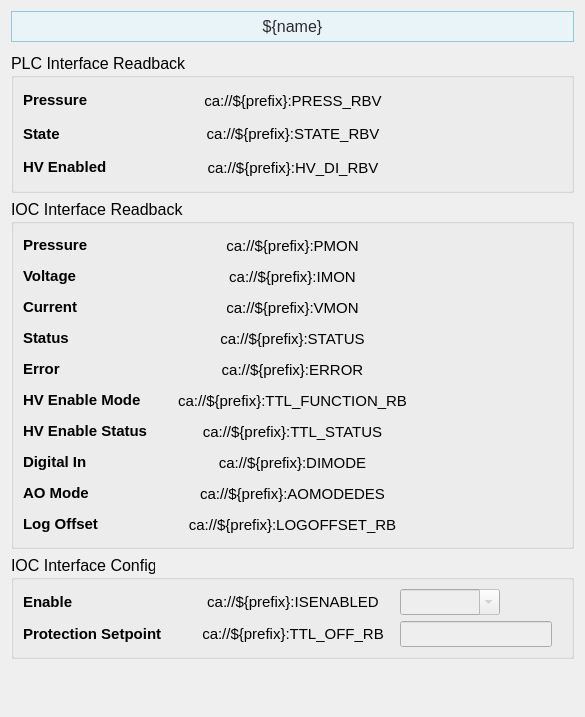
Old version of the form pcdswidgets/static_ui/vacuum/pumps/PIPCombined_expert.ui in the repository pcdshub/pcdswidgets.
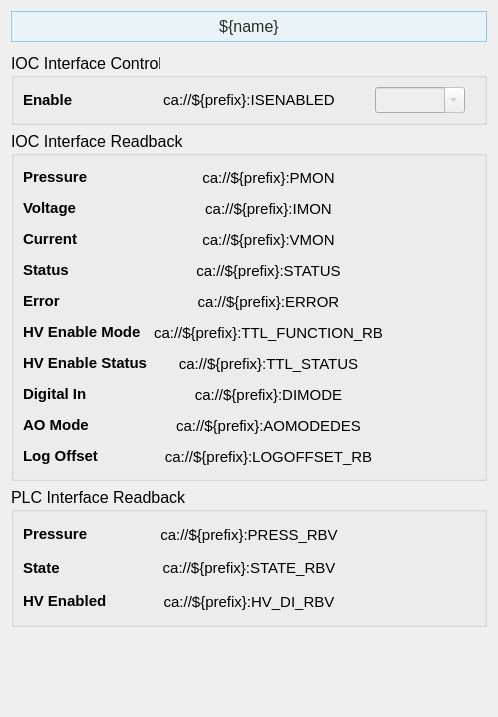
New version of the form. Custom widgets are drawn as their Qt base class.

```diff
--- a/pcdswidgets/static_ui/vacuum/pumps/PIPCombined_expert.ui
+++ b/pcdswidgets/static_ui/vacuum/pumps/PIPCombined_expert.ui
@@ -6,7 +6,7 @@
    <rect>
     <x>0</x>
     <y>0</y>
-    <width>585</width>
+    <width>498</width>
     <height>717</height>
    </rect>
   </property>
@@ -70,11 +70,11 @@
     </spacer>
    </item>
    <item>
-    <widget class="QGroupBox" name="groupBox">
+    <widget class="QGroupBox" name="groupBox_3">
      <property name="minimumSize">
       <size>
        <width>0</width>
-       <height>140</height>
+       <height>70</height>
       </size>
      </property>
      <property name="font">
@@ -83,15 +83,18 @@
       </font>
      </property>
      <property name="title">
-      <string>PLC Interface Readback</string>
+      <string>IOC Interface Control</string>
      </property>
-     <layout class="QVBoxLayout" name="verticalLayout">
+     <layout class="QVBoxLayout" name="verticalLayout_3">
       <item>
-       <layout class="QHBoxLayout" name="horizontalLayout_4" stretch="1,1,1">
+       <layout class="QHBoxLayout" name="horizontalLayout_6" stretch="1,2,1">
+        <property name="sizeConstraint">
+         <enum>QLayout::SetDefaultConstraint</enum>
+        </property>
         <item>
-         <layout class="QVBoxLayout" name="verticalLayout_11">
+         <layout class="QVBoxLayout" name="verticalLayout_16">
           <item>
-           <widget class="PyDMLabel" name="PyDMLabel_6">
+           <widget class="PyDMLabel" name="PyDMLabel_25">
             <property name="font">
              <font>
               <pointsize>11</pointsize>
@@ -101,43 +104,7 @@
              <string/>
             </property>
             <property name="text">
-             <string>&lt;html&gt;&lt;head/&gt;&lt;body&gt;&lt;p&gt;&lt;span style=&quot; font-weight:600;&quot;&gt;Pressure&lt;/span&gt;&lt;/p&gt;&lt;/body&gt;&lt;/html&gt;</string>
-            </property>
-            <property name="textFormat">
-             <enum>Qt::RichText</enum>
-            </property>
-           </widget>
-          </item>
-          <item>
-           <widget class="PyDMLabel" name="PyDMLabel_7">
-            <property name="font">
-             <font>
-              <pointsize>11</pointsize>
-             </font>
-            </property>
-            <property name="toolTip">
-             <string/>
-            </property>
-            <property name="text">
-             <string>&lt;html&gt;&lt;head/&gt;&lt;body&gt;&lt;p&gt;&lt;span style=&quot; font-weight:600;&quot;&gt;State&lt;/span&gt;&lt;/p&gt;&lt;/body&gt;&lt;/html&gt;</string>
-            </property>
-            <property name="textFormat">
-             <enum>Qt::RichText</enum>
-            </property>
-           </widget>
-          </item>
-          <item>
-           <widget class="PyDMLabel" name="PyDMLabel_8">
-            <property name="font">
-             <font>
-              <pointsize>11</pointsize>
-             </font>
-            </property>
-            <property name="toolTip">
-             <string/>
-            </property>
-            <property name="text">
-             <string>&lt;html&gt;&lt;head/&gt;&lt;body&gt;&lt;p&gt;&lt;span style=&quot; font-weight:600;&quot;&gt;HV Enabled&lt;/span&gt;&lt;/p&gt;&lt;/body&gt;&lt;/html&gt;</string>
+             <string>&lt;html&gt;&lt;head/&gt;&lt;body&gt;&lt;p&gt;&lt;span style=&quot; font-weight:600;&quot;&gt;Enable&lt;/span&gt;&lt;/p&gt;&lt;/body&gt;&lt;/html&gt;</string>
             </property>
             <property name="textFormat">
              <enum>Qt::RichText</enum>
@@ -147,9 +114,9 @@
          </layout>
         </item>
         <item>
-         <layout class="QVBoxLayout" name="verticalLayout_12">
+         <layout class="QVBoxLayout" name="verticalLayout_17">
           <item>
-           <widget class="PyDMLabel" name="PLC_Pressure_2">
+           <widget class="PyDMLabel" name="IOC_Enable_RB_3">
             <property name="font">
              <font>
               <pointsize>11</pointsize>
@@ -162,110 +129,65 @@
              <string notr="true"/>
             </property>
             <property name="text">
-             <string>ca://${prefix}:PRESS_RBV</string>
+             <string>ca://${prefix}:ISENABLED</string>
             </property>
             <property name="alignment">
              <set>Qt::AlignCenter</set>
             </property>
-            <property name="precisionFromPV">
+            <property name="channel">
+             <string>ca://${prefix}:ISENABLED</string>
+            </property>
+           </widget>
+          </item>
+         </layout>
+        </item>
+        <item>
+         <layout class="QVBoxLayout" name="verticalLayout_6">
+          <property name="leftMargin">
+           <number>10</number>
+          </property>
+          <property name="rightMargin">
+           <number>10</number>
+          </property>
+          <item>
+           <widget class="PyDMEnumComboBox" name="IOC_Enable_3">
+            <property name="enabled">
+             <bool>false</bool>
+            </property>
+            <property name="sizePolicy">
+             <sizepolicy hsizetype="Preferred" vsizetype="Minimum">
+              <horstretch>0</horstretch>
+              <verstretch>0</verstretch>
+             </sizepolicy>
+            </property>
+            <property name="maximumSize">
+             <size>
+              <width>100</width>
+              <height>100</height>
+             </size>
+            </property>
+            <property name="font">
+             <font>
+              <pointsize>11</pointsize>
+             </font>
+            </property>
+            <property name="toolTip">
+             <string/>
+            </property>
+            <property name="layoutDirection">
+             <enum>Qt::LeftToRight</enum>
+            </property>
+            <property name="styleSheet">
+             <string notr="true">background-color: rgb(238, 238, 238)</string>
+            </property>
+            <property name="editable">
              <bool>true</bool>
             </property>
-            <property name="channel">
-             <string>ca://${prefix}:PRESS_RBV</string>
+            <property name="insertPolicy">
+             <enum>QComboBox::InsertAtBottom</enum>
             </property>
-            <property name="displayFormat">
-             <enum>PyDMLabel::Exponential</enum>
-            </property>
-           </widget>
-          </item>
-          <item>
-           <widget class="PyDMLabel" name="PLC_State_2">
-            <property name="font">
-             <font>
-              <pointsize>11</pointsize>
-             </font>
-            </property>
-            <property name="toolTip">
-             <string/>
-            </property>
-            <property name="styleSheet">
-             <string notr="true"/>
-            </property>
-            <property name="text">
-             <string>ca://${prefix}:STATE_RBV</string>
-            </property>
-            <property name="alignment">
-             <set>Qt::AlignCenter</set>
-            </property>
             <property name="channel">
-             <string>ca://${prefix}:STATE_RBV</string>
-            </property>
-           </widget>
-          </item>
-          <item>
-           <widget class="PyDMLabel" name="PLC_HV_DI_2">
-            <property name="font">
-             <font>
-              <pointsize>11</pointsize>
-             </font>
-            </property>
-            <property name="toolTip">
-             <string/>
-            </property>
-            <property name="styleSheet">
-             <string notr="true"/>
-            </property>
-            <property name="text">
-             <string>ca://${prefix}:HV_DI_RBV</string>
-            </property>
-            <property name="alignment">
-             <set>Qt::AlignCenter</set>
-            </property>
-            <property name="channel">
-             <string>ca://${prefix}:HV_DI_RBV</string>
-            </property>
-           </widget>
-          </item>
-         </layout>
-        </item>
-        <item>
-         <layout class="QVBoxLayout" name="verticalLayout_13">
-          <item>
-           <widget class="PyDMLabel" name="PyDMLabel_4">
-            <property name="toolTip">
-             <string/>
-            </property>
-            <property name="text">
-             <string/>
-            </property>
-            <property name="alignment">
-             <set>Qt::AlignCenter</set>
-            </property>
-           </widget>
-          </item>
-          <item>
-           <widget class="PyDMLabel" name="PyDMLabel_5">
-            <property name="toolTip">
-             <string/>
-            </property>
-            <property name="text">
-             <string/>
-            </property>
-            <property name="alignment">
-             <set>Qt::AlignCenter</set>
-            </property>
-           </widget>
-          </item>
-          <item>
-           <widget class="PyDMLabel" name="PyDMLabel_3">
-            <property name="toolTip">
-             <string/>
-            </property>
-            <property name="text">
-             <string/>
-            </property>
-            <property name="alignment">
-             <set>Qt::AlignCenter</set>
+             <string>ca://${prefix}:STATEDES</string>
             </property>
            </widget>
           </item>
@@ -1025,11 +947,11 @@
     </widget>
    </item>
    <item>
-    <widget class="QGroupBox" name="groupBox_3">
+    <widget class="QGroupBox" name="groupBox">
      <property name="minimumSize">
       <size>
        <width>0</width>
-       <height>100</height>
+       <height>140</height>
       </size>
      </property>
      <property name="font">
@@ -1038,18 +960,15 @@
       </font>
      </property>
      <property name="title">
-      <string>IOC Interface Config</string>
+      <string>PLC Interface Readback</string>
      </property>
-     <layout class="QVBoxLayout" name="verticalLayout_3">
+     <layout class="QVBoxLayout" name="verticalLayout">
       <item>
-       <layout class="QHBoxLayout" name="horizontalLayout_6" stretch="1,1,1">
-        <property name="sizeConstraint">
-         <enum>QLayout::SetDefaultConstraint</enum>
-        </property>
+       <layout class="QHBoxLayout" name="horizontalLayout_4" stretch="1,1,1">
         <item>
-         <layout class="QVBoxLayout" name="verticalLayout_16">
+         <layout class="QVBoxLayout" name="verticalLayout_11">
           <item>
-           <widget class="PyDMLabel" name="PyDMLabel_25">
+           <widget class="PyDMLabel" name="PyDMLabel_6">
             <property name="font">
              <font>
               <pointsize>11</pointsize>
@@ -1059,7 +978,7 @@
              <string/>
             </property>
             <property name="text">
-             <string>&lt;html&gt;&lt;head/&gt;&lt;body&gt;&lt;p&gt;&lt;span style=&quot; font-weight:600;&quot;&gt;Enable&lt;/span&gt;&lt;/p&gt;&lt;/body&gt;&lt;/html&gt;</string>
+             <string>&lt;html&gt;&lt;head/&gt;&lt;body&gt;&lt;p&gt;&lt;span style=&quot; font-weight:600;&quot;&gt;Pressure&lt;/span&gt;&lt;/p&gt;&lt;/body&gt;&lt;/html&gt;</string>
             </property>
             <property name="textFormat">
              <enum>Qt::RichText</enum>
@@ -1067,7 +986,7 @@
            </widget>
           </item>
           <item>
-           <widget class="PyDMLabel" name="PyDMLabel_26">
+           <widget class="PyDMLabel" name="PyDMLabel_7">
             <property name="font">
              <font>
               <pointsize>11</pointsize>
@@ -1077,19 +996,15 @@
              <string/>
             </property>
             <property name="text">
-             <string>&lt;html&gt;&lt;head/&gt;&lt;body&gt;&lt;p&gt;&lt;span style=&quot; font-weight:600;&quot;&gt;Protection Setpoint&lt;/span&gt;&lt;/p&gt;&lt;/body&gt;&lt;/html&gt;</string>
+             <string>&lt;html&gt;&lt;head/&gt;&lt;body&gt;&lt;p&gt;&lt;span style=&quot; font-weight:600;&quot;&gt;State&lt;/span&gt;&lt;/p&gt;&lt;/body&gt;&lt;/html&gt;</string>
             </property>
             <property name="textFormat">
              <enum>Qt::RichText</enum>
             </property>
            </widget>
           </item>
-         </layout>
-        </item>
-        <item>
-         <layout class="QVBoxLayout" name="verticalLayout_17">
           <item>
-           <widget class="PyDMLabel" name="IOC_Enable_RB_3">
+           <widget class="PyDMLabel" name="PyDMLabel_8">
             <property name="font">
              <font>
               <pointsize>11</pointsize>
@@ -1098,22 +1013,20 @@
             <property name="toolTip">
              <string/>
             </property>
-            <property name="styleSheet">
-             <string notr="true"/>
-            </property>
             <property name="text">
-             <string>ca://${prefix}:ISENABLED</string>
+             <string>&lt;html&gt;&lt;head/&gt;&lt;body&gt;&lt;p&gt;&lt;span style=&quot; font-weight:600;&quot;&gt;HV Enabled&lt;/span&gt;&lt;/p&gt;&lt;/body&gt;&lt;/html&gt;</string>
             </property>
-            <property name="alignment">
-             <set>Qt::AlignCenter</set>
+            <property name="textFormat">
+             <enum>Qt::RichText</enum>
             </property>
-            <property name="channel">
-             <string>ca://${prefix}:ISENABLED</string>
-            </property>
            </widget>
           </item>
+         </layout>
+        </item>
+        <item>
+         <layout class="QVBoxLayout" name="verticalLayout_12">
           <item>
-           <widget class="PyDMLabel" name="IOC_Protection_RB_3">
+           <widget class="PyDMLabel" name="PLC_Pressure_2">
             <property name="font">
              <font>
               <pointsize>11</pointsize>
@@ -1126,89 +1039,110 @@
              <string notr="true"/>
             </property>
             <property name="text">
-             <string>ca://${prefix}:TTL_OFF_RB</string>
+             <string>ca://${prefix}:PRESS_RBV</string>
             </property>
             <property name="alignment">
              <set>Qt::AlignCenter</set>
             </property>
-            <property name="channel">
-             <string>ca://${prefix}:TTL_OFF_RB</string>
-            </property>
-            <property name="displayFormat">
-             <enum>PyDMLabel::Exponential</enum>
-            </property>
-           </widget>
-          </item>
-         </layout>
-        </item>
-        <item>
-         <layout class="QVBoxLayout" name="verticalLayout_6">
-          <property name="leftMargin">
-           <number>10</number>
-          </property>
-          <property name="rightMargin">
-           <number>10</number>
-          </property>
-          <item>
-           <widget class="PyDMEnumComboBox" name="IOC_Enable_3">
-            <property name="enabled">
-             <bool>false</bool>
-            </property>
-            <property name="sizePolicy">
-             <sizepolicy hsizetype="Preferred" vsizetype="Minimum">
-              <horstretch>0</horstretch>
-              <verstretch>0</verstretch>
-             </sizepolicy>
-            </property>
-            <property name="maximumSize">
-             <size>
-              <width>100</width>
-              <height>100</height>
-             </size>
-            </property>
-            <property name="font">
-             <font>
-              <pointsize>11</pointsize>
-             </font>
-            </property>
-            <property name="toolTip">
-             <string/>
-            </property>
-            <property name="layoutDirection">
-             <enum>Qt::LeftToRight</enum>
-            </property>
-            <property name="styleSheet">
-             <string notr="true">background-color: rgb(238, 238, 238)</string>
-            </property>
-            <property name="editable">
+            <property name="precisionFromPV">
              <bool>true</bool>
             </property>
-            <property name="insertPolicy">
-             <enum>QComboBox::InsertAtBottom</enum>
-            </property>
             <property name="channel">
-             <string>ca://${prefix}:STATEDES</string>
-            </property>
-           </widget>
-          </item>
-          <item>
-           <widget class="PyDMLineEdit" name="IOC_Protection_SP_3">
-            <property name="font">
-             <font>
-              <pointsize>11</pointsize>
-             </font>
-            </property>
-            <property name="toolTip">
-             <string/>
-            </property>
-            <property name="styleSheet">
-             <string notr="true">background-color: rgb(238, 238, 238)</string>
-            </property>
-            <property name="channel">
-             <string>ca://${prefix}:TTL_OFF_SP</string>
+             <string>ca://${prefix}:PRESS_RBV</string>
             </property>
             <property name="displayFormat">
-             <enum>PyDMLineEdit::Exponential</enum>
+             <enum>PyDMLabel::Exponential</enum>
+            </property>
+           </widget>
+          </item>
+          <item>
+           <widget class="PyDMLabel" name="PLC_State_2">
+            <property name="font">
+             <font>
+              <pointsize>11</pointsize>
+             </font>
+            </property>
+            <property name="toolTip">
+             <string/>
+            </property>
+            <property name="styleSheet">
+             <string notr="true"/>
+            </property>
+            <property name="text">
+             <string>ca://${prefix}:STATE_RBV</string>
+            </property>
+            <property name="alignment">
+             <set>Qt::AlignCenter</set>
+            </property>
+            <property name="channel">
+             <string>ca://${prefix}:STATE_RBV</string>
+            </property>
+           </widget>
+          </item>
+          <item>
+           <widget class="PyDMLabel" name="PLC_HV_DI_2">
+            <property name="font">
+             <font>
+              <pointsize>11</pointsize>
+             </font>
+            </property>
+            <property name="toolTip">
+             <string/>
+            </property>
+            <property name="styleSheet">
+             <string notr="true"/>
+            </property>
+            <property name="text">
+             <string>ca://${prefix}:HV_DI_RBV</string>
+            </property>
+            <property name="alignment">
+             <set>Qt::AlignCenter</set>
+            </property>
+            <property name="channel">
+             <string>ca://${prefix}:HV_DI_RBV</string>
+            </property>
+           </widget>
+          </item>
+         </layout>
+        </item>
+        <item>
+         <layout class="QVBoxLayout" name="verticalLayout_13">
+          <item>
+           <widget class="PyDMLabel" name="PyDMLabel_4">
+            <property name="toolTip">
+             <string/>
+            </property>
+            <property name="text">
+             <string/>
+            </property>
+            <property name="alignment">
+             <set>Qt::AlignCenter</set>
+            </property>
+           </widget>
+          </item>
+          <item>
+           <widget class="PyDMLabel" name="PyDMLabel_5">
+            <property name="toolTip">
+             <string/>
+            </property>
+            <property name="text">
+             <string/>
+            </property>
+            <property name="alignment">
+             <set>Qt::AlignCenter</set>
+            </property>
+           </widget>
+          </item>
+          <item>
+           <widget class="PyDMLabel" name="PyDMLabel_3">
+            <property name="toolTip">
+             <string/>
+            </property>
+            <property name="text">
+             <string/>
+            </property>
+            <property name="alignment">
+             <set>Qt::AlignCenter</set>
             </property>
            </widget>
           </item>
@@ -1245,11 +1179,6 @@
    <extends>QComboBox</extends>
    <header>pydm.widgets.enum_combo_box</header>
   </customwidget>
-  <customwidget>
-   <class>PyDMLineEdit</class>
-   <extends>QLineEdit</extends>
-   <header>pydm.widgets.line_edit</header>
-  </customwidget>
  </customwidgets>
  <resources/>
  <connections/>
```
